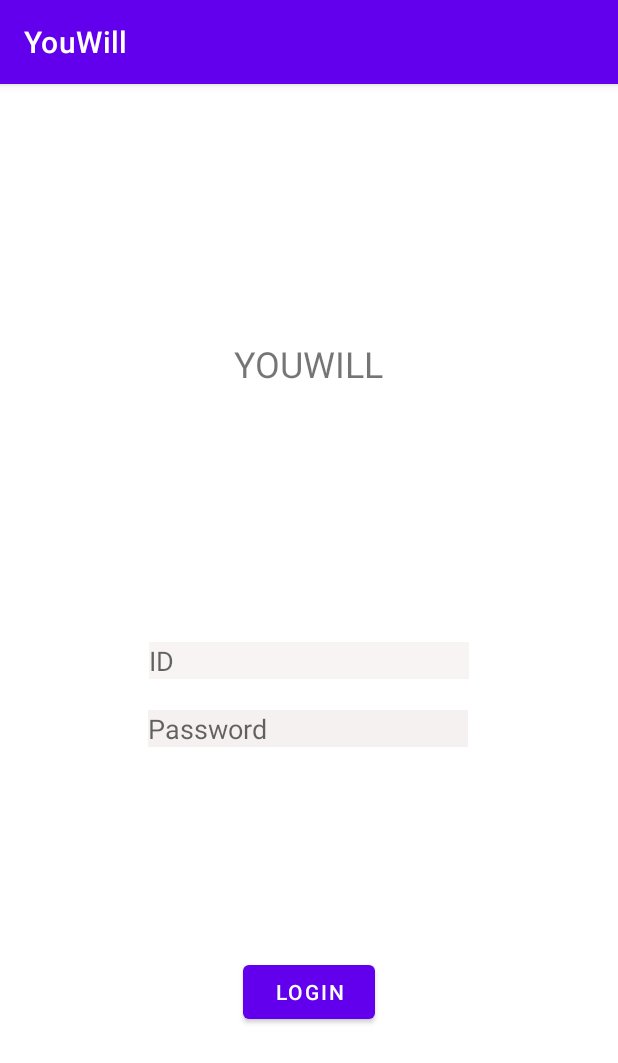
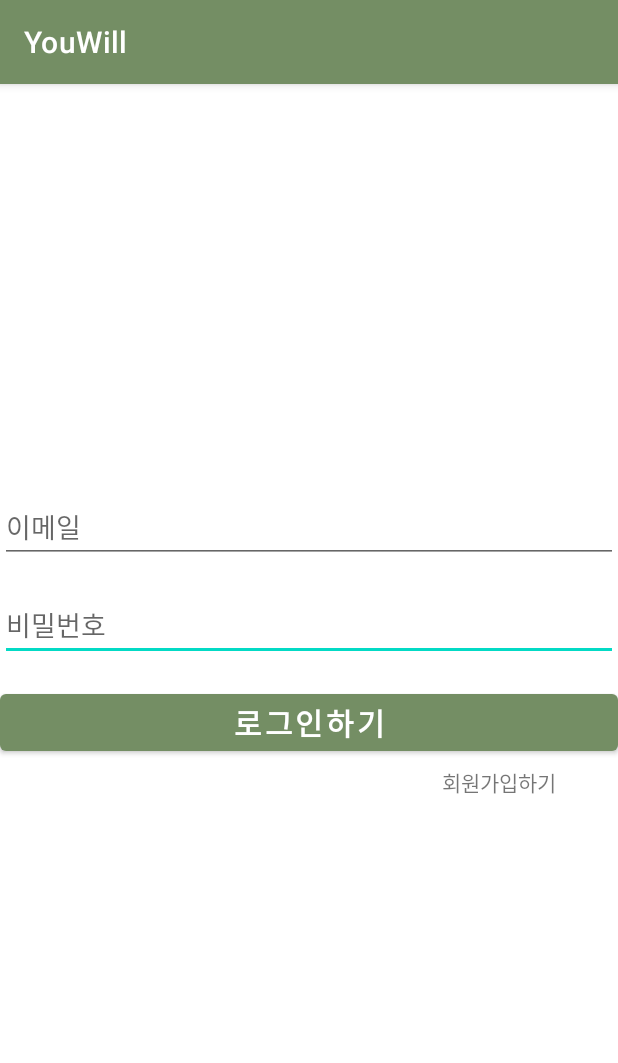
Before and after one commit to JNU-econovation/YouWill, an Android app: the screen it shows after launch (Login before the commit, LoginActivity after it), on a phone screen of 412 x 824 dp. Shown: the top 1063 px of the screen. Run offline under Robolectric (Android 15) with nearby library versions, the phone set to English and light mode, and no system bars; our stand-ins replace Firebase (no records; nobody signed in at launch, a user with empty details on screens opened directly).

Commit message:
feat: 로그인 이메일, 비번 입력 방식 구현

```diff
--- a/app/build.gradle
+++ b/app/build.gradle
@@ -41,4 +41,5 @@ dependencies {
     implementation 'com.google.firebase:firebase-analytics'
     implementation 'com.google.firebase:firebase-auth:19.0.0'
     implementation 'com.google.android.gms:play-services-auth:17.0.0'
+    compile 'com.google.firebase:firebase-database:11.8.0'
 }
--- /dev/null
+++ b/app/src/main/java/com/kangaroos/youwill/LoginActivity.java
@@ -0,0 +1,76 @@
+package com.kangaroos.youwill;
+
+import androidx.appcompat.app.AppCompatActivity;
+
+import android.os.Bundle;
+import androidx.annotation.NonNull;
+
+import android.content.Intent;
+import android.view.View;
+import android.widget.Button;
+import android.widget.EditText;
+import android.widget.TextView;
+import android.widget.Toast;
+
+import com.google.android.gms.tasks.OnCompleteListener;
+import com.google.android.gms.tasks.Task;
+import com.google.firebase.auth.AuthResult;
+import com.google.firebase.auth.FirebaseAuth;
+
+public class LoginActivity extends AppCompatActivity {
+
+    Button mLoginBtn;
+    TextView mResigettxt;
+    EditText mEmailText, mPasswordText;
+    private FirebaseAuth firebaseAuth;
+
+    @Override
+    protected void onCreate(Bundle savedInstanceState) {
+        super.onCreate(savedInstanceState);
+        setContentView(R.layout.activity_login2);
+
+        firebaseAuth =  FirebaseAuth.getInstance();
+        //버튼 등록하기
+        mResigettxt = findViewById(R.id.register_t2);
+        mLoginBtn = findViewById(R.id.login_btn);
+        mEmailText = findViewById(R.id.email_et);
+        mPasswordText = findViewById(R.id.password_edt);
+
+
+        //가입 버튼이 눌리면
+        mResigettxt.setOnClickListener(new View.OnClickListener(){
+
+            @Override
+            public void onClick(View v) {
+                //intent함수를 통해 register액티비티 함수를 호출한다.
+                startActivity(new Intent(LoginActivity.this,RegisterActivity.class));
+
+            }
+        });
+
+        //로그인 버튼이 눌리면
+        mLoginBtn.setOnClickListener(new View.OnClickListener(){
+
+            @Override
+            public void onClick(View v) {
+                String email = mEmailText.getText().toString().trim();
+                String pwd = mPasswordText.getText().toString().trim();
+                firebaseAuth.signInWithEmailAndPassword(email,pwd)
+                        .addOnCompleteListener(LoginActivity.this, new OnCompleteListener<AuthResult>() {
+                            @Override
+                            public void onComplete(@NonNull Task<AuthResult> task) {
+                                if(task.isSuccessful()){
+                                    Intent intent = new Intent(LoginActivity.this, MainActivity.class);
+                                    startActivity(intent);
+
+                                }else{
+                                    Toast.makeText(LoginActivity.this,"로그인 오류",Toast.LENGTH_SHORT).show();
+                                }
+                            }
+                        });
+
+            }
+        });
+
+    }
+}
--- /dev/null
+++ b/app/src/main/res/layout/activity_login2.xml
@@ -0,0 +1,62 @@
+<?xml version="1.0" encoding="utf-8"?>
+<androidx.constraintlayout.widget.ConstraintLayout xmlns:android="http://schemas.android.com/apk/res/android"
+    xmlns:app="http://schemas.android.com/apk/res-auto"
+    xmlns:tools="http://schemas.android.com/tools"
+    android:layout_width="match_parent"
+    android:layout_height="match_parent"
+    tools:context=".LoginActivity">
+
+    <EditText
+        android:id="@+id/password_edt"
+        android:layout_width="0dp"
+        android:layout_height="wrap_content"
+        android:layout_marginBottom="16dp"
+        android:ems="10"
+        android:hint="비밀번호"
+        android:inputType="textPassword"
+        app:layout_constraintBottom_toTopOf="@+id/login_btn"
+        app:layout_constraintEnd_toEndOf="parent"
+        app:layout_constraintHorizontal_bias="0.497"
+        app:layout_constraintStart_toStartOf="parent" />
+
+    <EditText
+        android:id="@+id/email_et"
+        android:layout_width="0dp"
+        android:layout_height="wrap_content"
+        android:ems="10"
+        android:hint="이메일"
+        android:inputType="textEmailAddress"
+        app:layout_constraintBottom_toTopOf="@+id/password_edt"
+        app:layout_constraintEnd_toEndOf="parent"
+        app:layout_constraintHorizontal_bias="0.497"
+        app:layout_constraintStart_toStartOf="parent"
+        app:layout_constraintTop_toTopOf="parent"
+        app:layout_constraintVertical_bias="0.94" />
+
+    <Button
+        android:id="@+id/login_btn"
+        android:layout_width="0dp"
+        android:layout_height="wrap_content"
+        android:layout_marginBottom="4dp"
+        android:text="로그인하기"
+        android:textSize="20sp"
+        android:textStyle="bold"
+        app:backgroundTint="#748E64"
+        app:layout_constraintBottom_toTopOf="@+id/register_t2"
+        app:layout_constraintEnd_toEndOf="parent"
+        app:layout_constraintHorizontal_bias="0.498"
+        app:layout_constraintStart_toStartOf="parent" />
+
+    <TextView
+        android:id="@+id/register_t2"
+        android:layout_width="wrap_content"
+        android:layout_height="wrap_content"
+        android:layout_marginBottom="292dp"
+        android:text="회원가입하기"
+        android:textSize="14sp"
+        app:layout_constraintBottom_toBottomOf="parent"
+        app:layout_constraintEnd_toEndOf="parent"
+        app:layout_constraintHorizontal_bias="0.876"
+        app:layout_constraintStart_toStartOf="parent" />
+
+</androidx.constraintlayout.widget.ConstraintLayout>
--- a/app/src/main/res/values/strings.xml
+++ b/app/src/main/res/values/strings.xml
@@ -1,4 +1,3 @@
 <resources>
     <string name="app_name">YouWill</string>
-    <string name="default_web_client_id">92435450943-8b1p0cmqd5q3upip420blcojdopvj7sl.apps.googleusercontent.com</string>
 </resources>
--- a/app/src/main/res/values/themes.xml
+++ b/app/src/main/res/values/themes.xml
@@ -2,8 +2,8 @@
     <!-- Base application theme. -->
     <style name="Theme.YouWill" parent="Theme.MaterialComponents.DayNight.DarkActionBar">
         <!-- Primary brand color. -->
-        <item name="colorPrimary">@color/purple_500</item>
-        <item name="colorPrimaryVariant">@color/purple_700</item>
+        <item name="colorPrimary">#748E64</item>
+        <item name="colorPrimaryVariant">#748E64</item>
         <item name="colorOnPrimary">@color/white</item>
         <!-- Secondary brand color. -->
         <item name="colorSecondary">@color/teal_200</item>
```
Also changed, not shown: app/src/main/AndroidManifest.xml (+8 -4 lines), app/src/main/java/com/kangaroos/youwill/RegisterActivity.java (added, +134 -0 lines), app/src/main/res/layout/activity_register.xml (added, +98 -0 lines), 1 other file.
